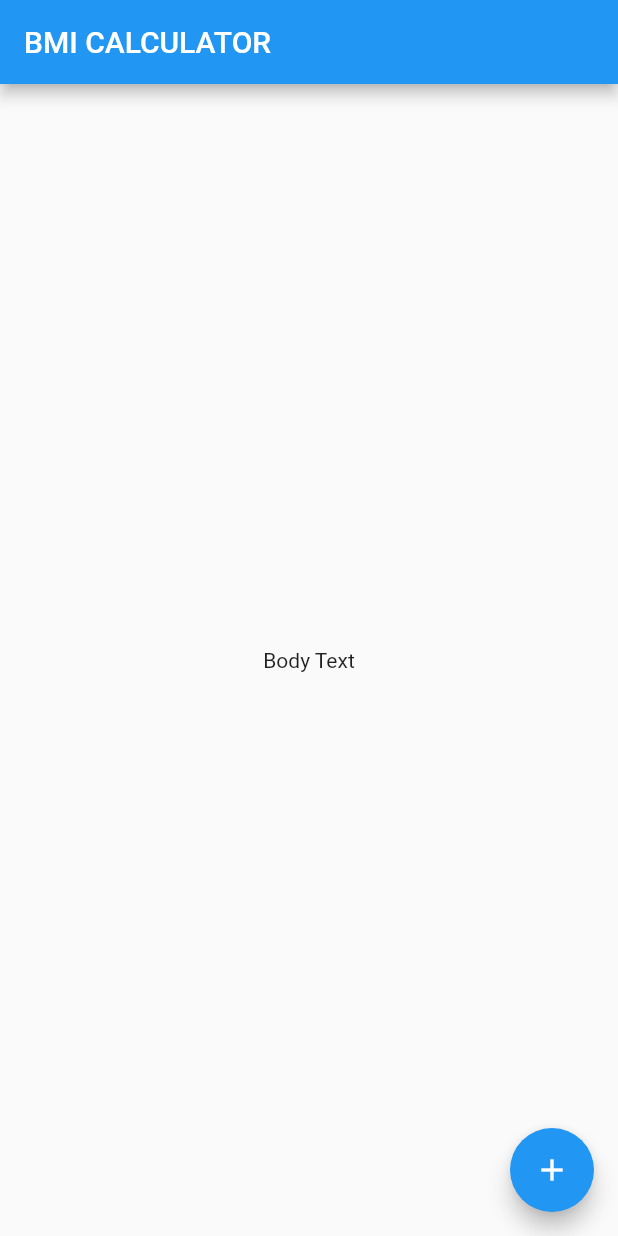
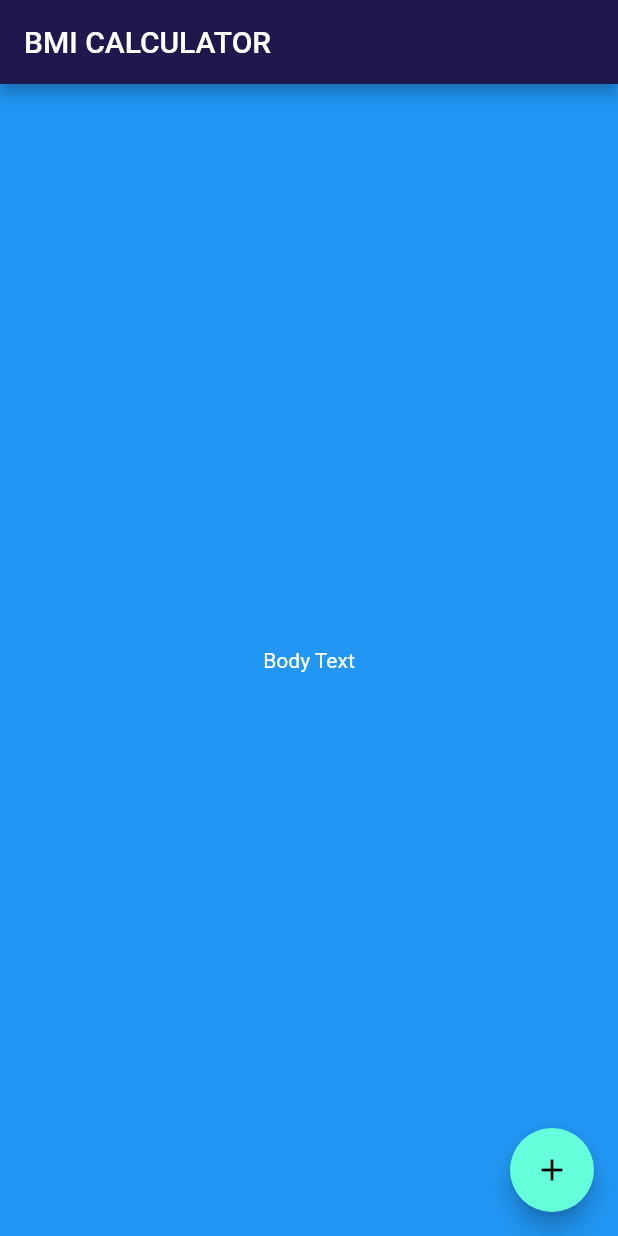
Before and after one commit to MariamTayyab/bmi_calculator, a Flutter app: the screen it shows after launch, on a phone screen of 412 x 824 dp. Run offline on Flutter 3.47's test engine with Material 2 defaults, Android fonts, the phone set to English and light mode, and no system bars.

Commit message:
theme data widget

```diff
--- a/lib/main.dart
+++ b/lib/main.dart
@@ -6,6 +6,10 @@ class BMICalculator extends StatelessWidget {
   @override
   Widget build(BuildContext context) {
     return MaterialApp(
+        theme: ThemeData.dark().copyWith(
+      primaryColor: Color(0xFF1F184C),
+      scaffoldBackgroundColor: Colors.blue,
+        ),
       home: InputPage(),
     );
   }
```
